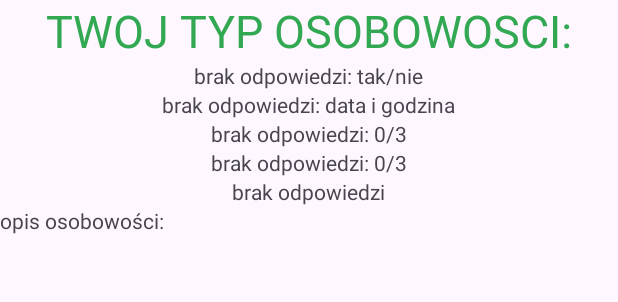
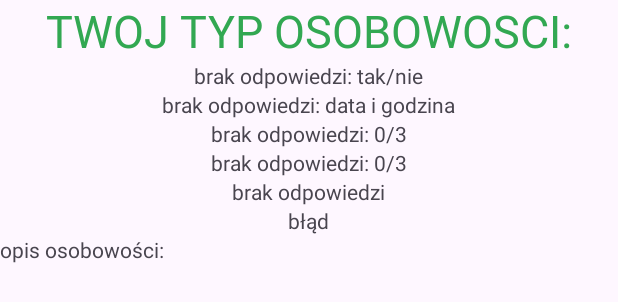
Before and after one commit to probula/PersonalityQuiz, an Android app: the layout activity_summary.xml on its own in the app's theme, with its tools: preview values and no code run, on a phone screen of 412 x 824 dp. Shown: the top 302 px of the screen. Run offline under Robolectric (Android 15) with nearby library versions, the phone set to English and light mode, and no system bars.

Commit message:
add quiz completion time displayed in second activity

```diff
--- a/app/src/main/java/com/example/personality_quiz/MainActivity.kt
+++ b/app/src/main/java/com/example/personality_quiz/MainActivity.kt
@@ -132,6 +132,10 @@ class MainActivity : AppCompatActivity() {
                 val mySpinner = findViewById<Spinner>(R.id.spinnerODP)
                 val text: String? = mySpinner.getSelectedItem().toString()
 
+                //TIMER
+                val timer = findViewById<Chronometer>(R.id.myChronometer)
+                val czas = timer.text.toString()
+
 
 
                 //WYSLANIE
@@ -142,6 +146,7 @@ class MainActivity : AppCompatActivity() {
                 intent.putExtra("selectedTime", selectedTime)
                 intent.putExtra("selectedCheckBoxes", selectedCheckBoxesString)
                 intent.putExtra("selectedSpinner", text)
+                intent.putExtra("czas", czas)
 
                 startActivity(intent)
             }
--- a/app/src/main/java/com/example/personality_quiz/SummaryActivity.kt
+++ b/app/src/main/java/com/example/personality_quiz/SummaryActivity.kt
@@ -42,6 +42,10 @@ class SummaryActivity : AppCompatActivity() {
         val selectedSpinner = intent.getStringExtra("selectedSpinner")
         findViewById<TextView>(R.id.wynikSpinner).text = "Wybrana odpowiedź z Spinnera: $selectedSpinner"
 
+        //CZAS
+        val czas = intent.getStringExtra("czas") ?: "brak danych"
+        findViewById<TextView>(R.id.czas).text = "Quiz rozwiązany w: $czas"
+
 
     }
 }
--- a/app/src/main/res/layout/activity_summary.xml
+++ b/app/src/main/res/layout/activity_summary.xml
@@ -54,6 +54,13 @@
     <TextView
         android:layout_width="wrap_content"
         android:layout_height="wrap_content"
+        android:id="@+id/czas"
+        android:layout_gravity="center_horizontal"
+        android:text="błąd"/>
+
+    <TextView
+        android:layout_width="wrap_content"
+        android:layout_height="wrap_content"
         android:text="opis osobowości:"
         android:gravity="center_horizontal"
         />
```
